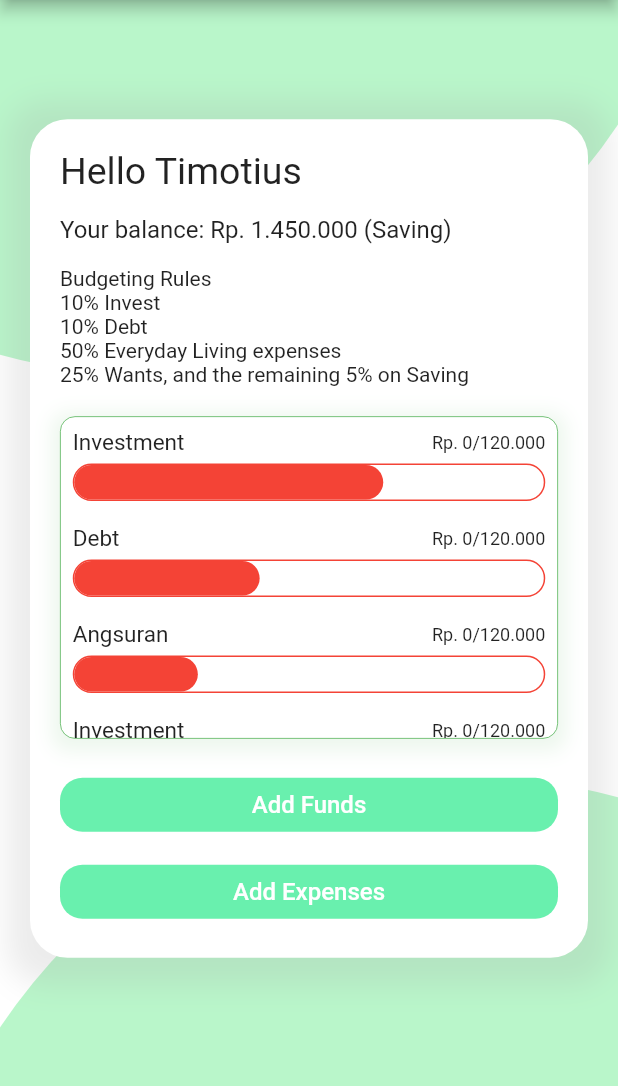
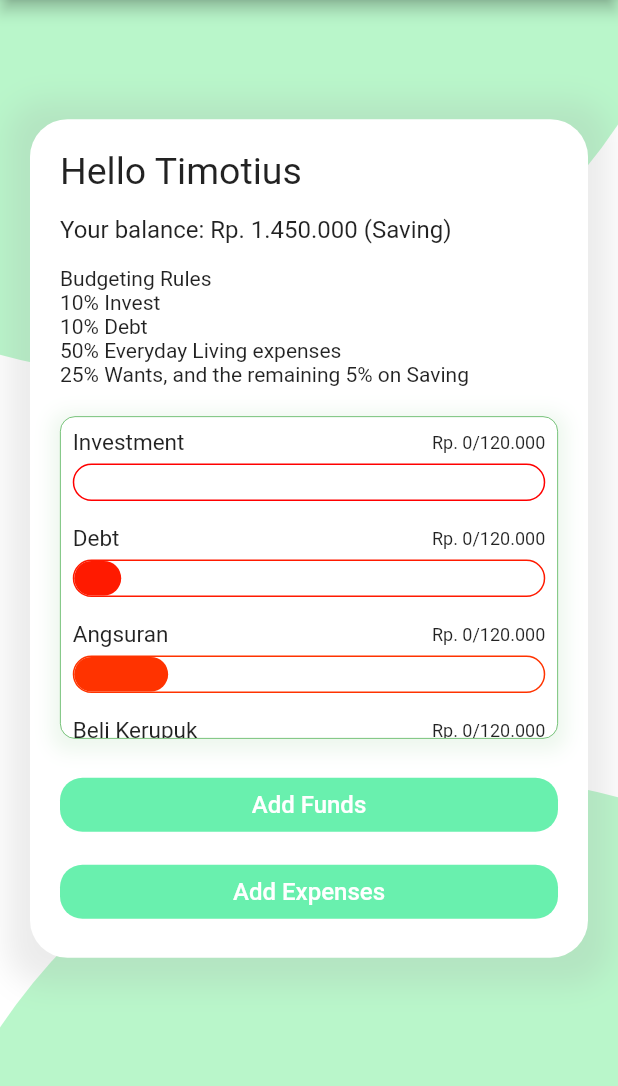
Before and after one commit to agustinustheo/ekonome, a Flutter app: the HomePage widget shown alone on an empty page, opened directly, on a phone screen of 412 x 824 dp, the part 84-1170 px from its top. Run offline on Flutter 3.47's test engine with Material 2 defaults, Android fonts, the light colour scheme and no system bars; our stand-ins replace cloud_firestore, firebase_auth, google_fonts, rflutter_alert, rxdart, shared_preferences and 1 more; accounts and stored records are empty.

Commit message:
fix: Fixing Colour Choosing Logic in ChartBar

```diff
--- a/lib/pages/home/home.dart
+++ b/lib/pages/home/home.dart
@@ -19,12 +19,17 @@ class HomePage extends StatefulWidget {
 
 class _HomePageState extends State<HomePage> {
   List<ChartItemModel> charsData = [
-    ChartItemModel(0.5, "Investment", "Rp. 0/120.000"),
-    ChartItemModel(0.3, "Debt", "Rp. 0/120.000"),
+    ChartItemModel(0.0, "Investment", "Rp. 0/120.000"),
+    ChartItemModel(0.1, "Debt", "Rp. 0/120.000"),
     ChartItemModel(0.2, "Angsuran", "Rp. 0/120.000"),
-    ChartItemModel(0.5, "Investment", "Rp. 0/120.000"),
-    ChartItemModel(0.3, "Debt", "Rp. 0/120.000"),
-    ChartItemModel(0.2, "Angsuran", "Rp. 0/120.000")
+    ChartItemModel(0.3, "Beli Kerupuk", "Rp. 0/120.000"),
+    ChartItemModel(0.4, "Makan Alpukat Bersama", "Rp. 0/120.000"),
+    ChartItemModel(0.5, "Beli Gelas", "Rp. 0/120.000"),
+    ChartItemModel(0.6, "Sewa Kamar", "Rp. 0/120.000"),
+    ChartItemModel(0.7, "Beli Dompet", "Rp. 0/120.000"),
+    ChartItemModel(0.8, "Jual Motor", "Rp. 0/120.000"),
+    ChartItemModel(0.9, "Hambur hamburin", "Rp. 0/120.000"),
+    ChartItemModel(1.0, "Pesta", "Rp. 0/120.000")
   ];
 
   Widget _buildContainer(Widget child) {
--- a/lib/widgets/chart_bar_widget.dart
+++ b/lib/widgets/chart_bar_widget.dart
@@ -1,5 +1,3 @@
-import 'dart:math';
-
 import 'package:EkonoMe/models/ChartItemModel.dart';
 import 'package:flutter/material.dart';
 import 'package:simple_animations/simple_animations.dart';
@@ -14,22 +12,24 @@ class ChartBar extends StatefulWidget {
 }
 
 class _ChartBarState extends State<ChartBar> {
-  int selectedIndex = -1;
-  Random random = new Random();
+  Color selectedColor;
 
-  List<Color> colors = [
-    Colors.red,
-    Colors.green,
-    Colors.orange,
-    Colors.amber,
-    Colors.pink,
-    Colors.purple[300]
-  ];
+  Color defineColor() {
+    Color resultColor;
+    if (this.widget.item.percentage >= 0.51) {
+      resultColor = Color.fromRGBO(
+          (255 - (255 * this.widget.item.percentage)).toInt(), 255, 0, 1);
+    } else {
+      resultColor = Color.fromRGBO(
+          255, (255 - (255 * (1 - this.widget.item.percentage)).toInt()), 0, 1);
+    }
+    return resultColor;
+  }
 
   @override
   void initState() {
     super.initState();
-    this.selectedIndex = random.nextInt(5);
+    this.selectedColor = this.defineColor();
   }
 
   @override
@@ -68,7 +68,7 @@ class _ChartBarState extends State<ChartBar> {
                   color: Colors.white,
                   border: Border.all(
                     width: 1,
-                    color: this.colors[this.selectedIndex],
+                    color: this.selectedColor,
                   ),
                   borderRadius: new BorderRadius.circular(15.0),
                 ),
@@ -76,13 +76,11 @@ class _ChartBarState extends State<ChartBar> {
                   children: <Widget>[
                     Container(
                       decoration: BoxDecoration(
-                        color: this.colors[this.selectedIndex],
+                        color: this.selectedColor,
                         borderRadius: BorderRadius.circular(12.0),
                       ),
-                      width: (this.widget.item.percentage >= 0.9
-                              ? this.widget.item.percentage - 0.05
-                              : this.widget.item.percentage) *
-                          MediaQuery.of(context).size.width,
+                      width: this.widget.item.percentage *
+                          (MediaQuery.of(context).size.width - 99),
                     ),
                   ],
                 ),
```
